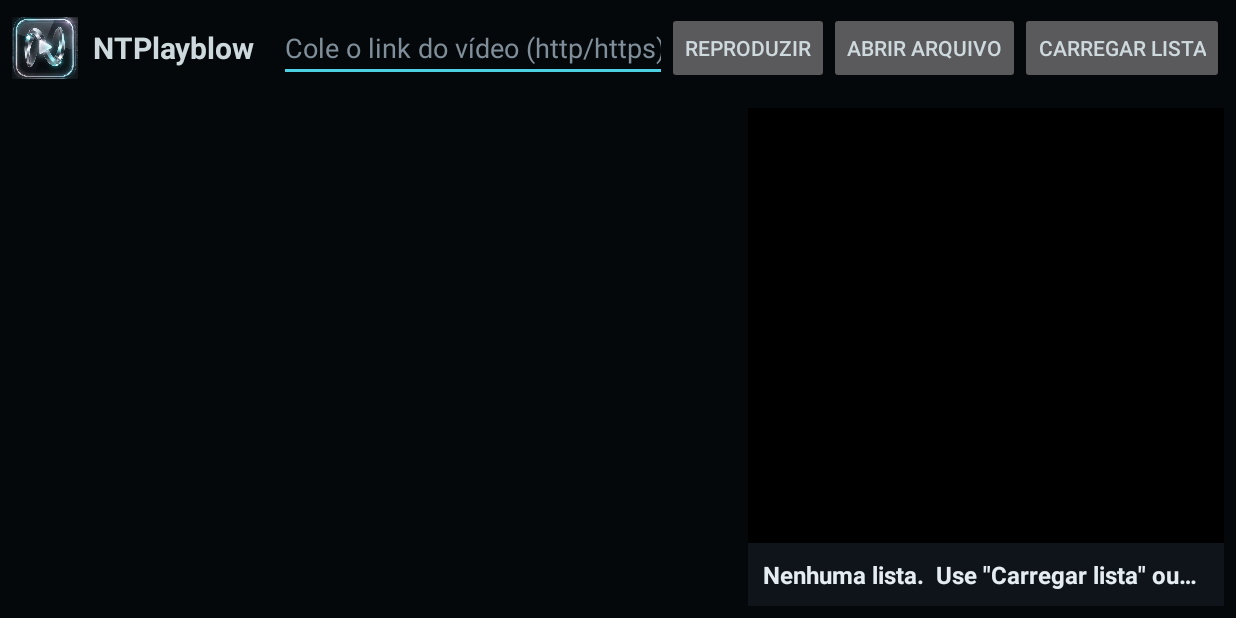
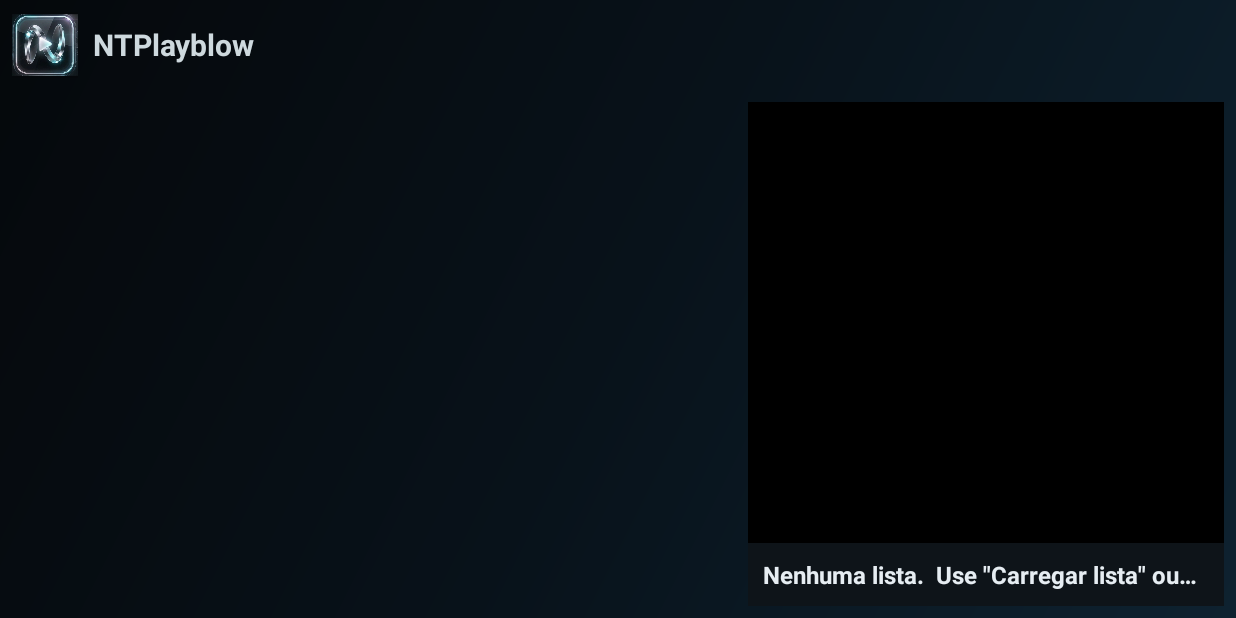
Before and after one commit to NataNpg/NTPlayblow, an Android app: the MainActivity screen opened directly, with no data from a screen before it, on a phone screen of 824 x 412 dp (held sideways). Run offline under Robolectric (Android 15) with nearby library versions, the phone set to English and light mode, and no system bars; pictures from the network do not load.

Commit message:
Visual moderno (degrade, botoes pilula), sem barra de link na TV, erro de lista com codigo HTTP

```diff
--- a/app/src/main/AndroidManifest.xml
+++ b/app/src/main/AndroidManifest.xml
@@ -37,6 +37,7 @@
         <activity
             android:name=".MainActivity"
             android:exported="true"
+            android:windowSoftInputMode="stateAlwaysHidden"
             android:screenOrientation="sensorLandscape"
             android:configChanges="orientation|screenSize|keyboardHidden|smallestScreenSize|screenLayout">
             <intent-filter>
--- a/app/src/main/java/com/ntplayblow/app/MainActivity.kt
+++ b/app/src/main/java/com/ntplayblow/app/MainActivity.kt
@@ -229,11 +229,22 @@ class MainActivity : Activity() {
                 for (s in src.split("\n").filter { it.isNotBlank() }) {
                     try {
                         val text = if (s.startsWith("http")) {
-                            val c = URL(s).openConnection().apply { connectTimeout = 15000; readTimeout = 30000 }
-                            c.getInputStream().bufferedReader().use { it.readText() }
+                            val c = (URL(s).openConnection() as java.net.HttpURLConnection).apply {
+                                connectTimeout = 15000; readTimeout = 30000
+                                setRequestProperty("User-Agent", "Mozilla/5.0 (Linux; Android 11) NTPlayblow/1.0")
+                                setRequestProperty("Accept", "*/*")
+                            }
+                            val code = c.responseCode
+                            if (code !in 200..299) throw java.io.IOException("HTTP $code em ${URL(s).host}")
+                            c.inputStream.bufferedReader().use { it.readText() }
                         } else contentResolver.openInputStream(Uri.parse(s))!!.bufferedReader().use { it.readText() }
-                        merged += parseM3u(text)
-                    } catch (e: Exception) { err = e.message ?: e.javaClass.simpleName }
+                        val items = parseM3u(text)
+                        if (items.isEmpty()) throw java.io.IOException("a resposta não é uma lista M3U: " + text.take(60).replace("\n", " "))
+                        merged += items
+                    } catch (e: Exception) {
+                        // esconde o link (leva usuário e senha da lista)
+                        err = (e.message ?: e.javaClass.simpleName).replace(Regex("https?://\\S+"), "<link>")
+                    }
                 }
                 merged.mapIndexed { i, c -> Ch(i + 1, c.title, c.url, c.group, c.logo, c.type) }
                     .filter { typeFilter == null || it.type == typeFilter }
--- /dev/null
+++ b/app/src/main/res/drawable/bg_app.xml
@@ -0,0 +1,4 @@
+<?xml version="1.0" encoding="utf-8"?>
+<shape xmlns:android="http://schemas.android.com/apk/res/android" android:shape="rectangle">
+    <gradient android:angle="315" android:startColor="#05080B" android:centerColor="#08121A" android:endColor="#0E2230"/>
+</shape>
--- /dev/null
+++ b/app/src/main/res/drawable/bg_input.xml
@@ -0,0 +1,17 @@
+<?xml version="1.0" encoding="utf-8"?>
+<selector xmlns:android="http://schemas.android.com/apk/res/android">
+    <item android:state_focused="true">
+        <shape android:shape="rectangle">
+            <solid android:color="#0E1A22"/>
+            <stroke android:width="2dp" android:color="#4DD0E1"/>
+            <corners android:radius="14dp"/>
+        </shape>
+    </item>
+    <item>
+        <shape android:shape="rectangle">
+            <solid android:color="#0E1A22"/>
+            <stroke android:width="1dp" android:color="#24424F"/>
+            <corners android:radius="14dp"/>
+        </shape>
+    </item>
+</selector>
--- /dev/null
+++ b/app/src/main/res/drawable/bg_pill.xml
@@ -0,0 +1,23 @@
+<?xml version="1.0" encoding="utf-8"?>
+<selector xmlns:android="http://schemas.android.com/apk/res/android">
+    <item android:state_focused="true">
+        <shape android:shape="rectangle">
+            <solid android:color="#12313A"/>
+            <stroke android:width="3dp" android:color="#4DD0E1"/>
+            <corners android:radius="26dp"/>
+        </shape>
+    </item>
+    <item android:state_pressed="true">
+        <shape android:shape="rectangle">
+            <solid android:color="#1D4B58"/>
+            <corners android:radius="26dp"/>
+        </shape>
+    </item>
+    <item>
+        <shape android:shape="rectangle">
+            <solid android:color="#14232C"/>
+            <stroke android:width="1dp" android:color="#24424F"/>
+            <corners android:radius="26dp"/>
+        </shape>
+    </item>
+</selector>
--- a/app/src/main/res/layout/activity_home.xml
+++ b/app/src/main/res/layout/activity_home.xml
@@ -1,7 +1,7 @@
 <?xml version="1.0" encoding="utf-8"?>
 <LinearLayout xmlns:android="http://schemas.android.com/apk/res/android"
     android:layout_width="match_parent" android:layout_height="match_parent"
-    android:orientation="vertical" android:background="#05080B" android:padding="18dp">
+    android:orientation="vertical" android:background="@drawable/bg_app" android:padding="18dp">
 
     <LinearLayout
         android:layout_width="match_parent" android:layout_height="wrap_content"
--- a/app/src/main/res/layout/activity_login.xml
+++ b/app/src/main/res/layout/activity_login.xml
@@ -1,7 +1,7 @@
 <?xml version="1.0" encoding="utf-8"?>
 <LinearLayout xmlns:android="http://schemas.android.com/apk/res/android"
     android:layout_width="match_parent" android:layout_height="match_parent"
-    android:orientation="horizontal" android:gravity="center" android:background="#05080B" android:padding="24dp">
+    android:orientation="horizontal" android:gravity="center" android:background="@drawable/bg_app" android:padding="24dp">
 
     <LinearLayout
         android:layout_width="0dp" android:layout_height="wrap_content" android:layout_weight="1"
--- a/app/src/main/res/layout/activity_main.xml
+++ b/app/src/main/res/layout/activity_main.xml
@@ -2,7 +2,7 @@
 <LinearLayout xmlns:android="http://schemas.android.com/apk/res/android"
     xmlns:app="http://schemas.android.com/apk/res-auto"
     android:layout_width="match_parent" android:layout_height="match_parent"
-    android:orientation="vertical" android:background="#05080B">
+    android:orientation="vertical" android:background="@drawable/bg_app">
 
     <LinearLayout
         android:id="@+id/bar"
@@ -15,14 +15,16 @@
             android:textStyle="bold" android:paddingStart="10dp" android:paddingEnd="16dp"/>
         <EditText
             android:id="@+id/url"
+            android:visibility="gone"
             android:layout_width="0dp" android:layout_height="wrap_content" android:layout_weight="1"
             android:hint="@string/hint_url" android:inputType="textUri" android:imeOptions="actionGo"
             android:singleLine="true" android:textColor="#E6EDF2" android:textColorHint="#7F8E99"/>
-        <Button android:id="@+id/play" android:layout_width="wrap_content" android:layout_height="wrap_content"
+        <View android:layout_width="0dp" android:layout_height="1dp" android:layout_weight="1"/>
+        <Button android:id="@+id/play" android:visibility="gone" android:layout_width="wrap_content" android:layout_height="wrap_content"
             android:text="@string/play"/>
-        <Button android:id="@+id/open" android:layout_width="wrap_content" android:layout_height="wrap_content"
+        <Button android:id="@+id/open" android:visibility="gone" android:layout_width="wrap_content" android:layout_height="wrap_content"
             android:text="@string/open_file"/>
-        <Button android:id="@+id/list" android:layout_width="wrap_content" android:layout_height="wrap_content"
+        <Button android:id="@+id/list" android:visibility="gone" android:layout_width="wrap_content" android:layout_height="wrap_content"
             android:text="@string/load_list"/>
     </LinearLayout>
 
--- a/app/src/main/res/layout/activity_settings.xml
+++ b/app/src/main/res/layout/activity_settings.xml
@@ -1,7 +1,7 @@
 <?xml version="1.0" encoding="utf-8"?>
 <LinearLayout xmlns:android="http://schemas.android.com/apk/res/android"
     android:layout_width="match_parent" android:layout_height="match_parent"
-    android:orientation="vertical" android:background="#05080B" android:padding="20dp">
+    android:orientation="vertical" android:background="@drawable/bg_app" android:padding="20dp">
 
     <LinearLayout
         android:layout_width="match_parent" android:layout_height="wrap_content"
--- a/app/src/main/res/values/themes.xml
+++ b/app/src/main/res/values/themes.xml
@@ -1,10 +1,35 @@
 <resources>
     <style name="Theme.NTPlayblow" parent="android:Theme.Material.NoActionBar">
-        <item name="android:windowBackground">#05080B</item>
+        <item name="android:windowBackground">@drawable/bg_app</item>
         <item name="android:statusBarColor">#05080B</item>
         <item name="android:navigationBarColor">#05080B</item>
         <item name="android:textColor">#CED9DE</item>
         <item name="android:colorAccent">#4DD0E1</item>
         <item name="android:colorControlActivated">#4DD0E1</item>
+        <item name="android:buttonStyle">@style/Btn</item>
+        <item name="android:editTextStyle">@style/Field</item>
+    </style>
+
+    <!-- botões em pílula, sem o azul antigo do Android -->
+    <style name="Btn" parent="android:Widget.Material.Button">
+        <item name="android:background">@drawable/bg_pill</item>
+        <item name="android:textColor">#E6EDF2</item>
+        <item name="android:textAllCaps">false</item>
+        <item name="android:textSize">14sp</item>
+        <item name="android:minHeight">0dp</item>
+        <item name="android:minWidth">0dp</item>
+        <item name="android:paddingStart">20dp</item>
+        <item name="android:paddingEnd">20dp</item>
+        <item name="android:paddingTop">10dp</item>
+        <item name="android:paddingBottom">10dp</item>
+        <item name="android:stateListAnimator">@null</item>
+    </style>
+
+    <!-- campos de texto arredondados -->
+    <style name="Field" parent="android:Widget.Material.EditText">
+        <item name="android:background">@drawable/bg_input</item>
+        <item name="android:padding">12dp</item>
+        <item name="android:textColor">#E6EDF2</item>
+        <item name="android:textColorHint">#7F8E99</item>
     </style>
 </resources>
```
